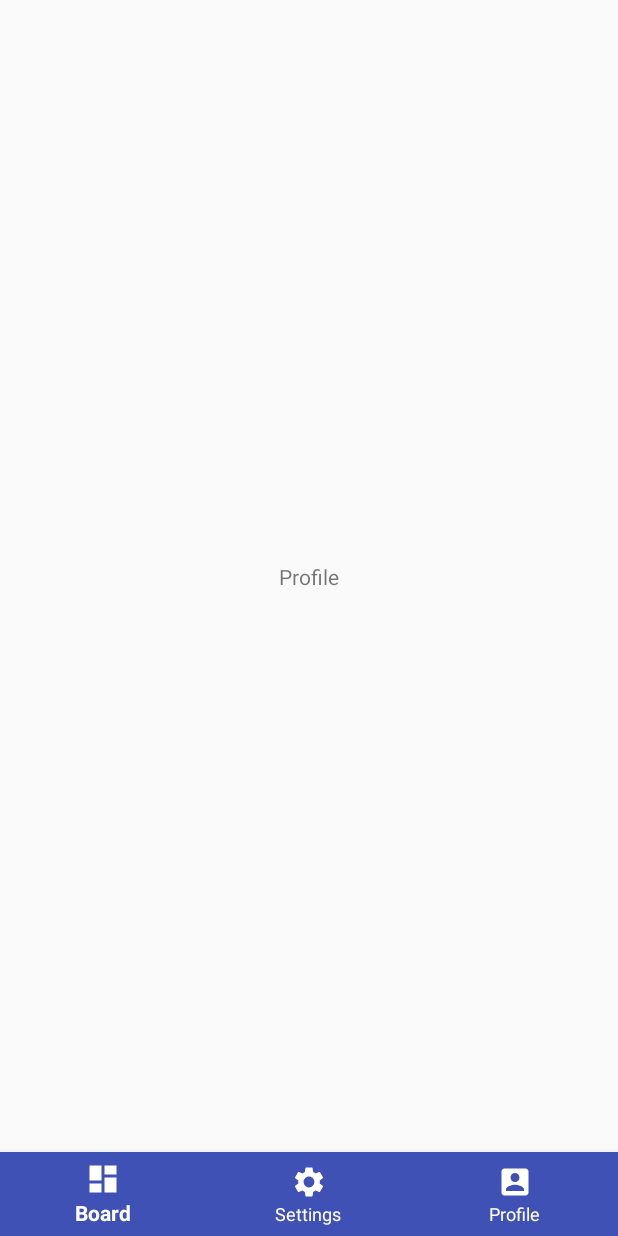
After one commit to RetroFlow/android-client, an Android app: the fragment ProfileFragment placed in its activity, on a phone screen of 412 x 824 dp. The commit adds this screen. Run offline under Robolectric (Android 15) with nearby library versions, the phone set to English and light mode, and no system bars; our stand-ins replace ButterKnife; 2 statements that could not run were skipped.

Commit message:
top level fragments added

```diff
--- /dev/null
+++ b/app/src/main/java/com/example/scame/retroflowmvp/boards/BoardModel.kt
@@ -0,0 +1,3 @@
+package com.example.scame.retroflowmvp.boards
+
+data class BoardModel(val id: String, val name: String, val stage: String)
--- /dev/null
+++ b/app/src/main/java/com/example/scame/retroflowmvp/profile/ProfileFragment.kt
@@ -0,0 +1,19 @@
+package com.example.scame.retroflowmvp.profile
+
+import android.os.Bundle
+import android.support.v4.app.Fragment
+import android.view.LayoutInflater
+import android.view.View
+import android.view.ViewGroup
+import com.example.scame.retroflowmvp.R
+
+class ProfileFragment: Fragment() {
+
+    companion object {
+        fun newInstance() = ProfileFragment()
+    }
+
+    override fun onCreateView(inflater: LayoutInflater, container: ViewGroup?, savedInstanceState: Bundle?): View? {
+        return inflater.inflate(R.layout.profile_fragment, container, false)
+    }
+}
--- a/app/src/main/res/layout/activity_bottom_navigation.xml
+++ b/app/src/main/res/layout/activity_bottom_navigation.xml
@@ -1,19 +1,24 @@
 <?xml version="1.0" encoding="utf-8"?>
-<RelativeLayout xmlns:android="http://schemas.android.com/apk/res/android"
+<LinearLayout xmlns:android="http://schemas.android.com/apk/res/android"
     xmlns:app="http://schemas.android.com/apk/res-auto"
     android:layout_width="match_parent"
-    android:layout_height="match_parent">
+    android:layout_height="match_parent"
+    android:orientation="vertical">
 
-    <!-- Content Container -->
+    <FrameLayout
+        android:id="@+id/container_fl"
+        android:layout_width="match_parent"
+        android:layout_height="0dp"
+        android:layout_weight="1">
+    </FrameLayout>
 
     <android.support.design.widget.BottomNavigationView
         android:id="@+id/bottom_navigation"
         android:layout_width="match_parent"
         android:layout_height="wrap_content"
-        android:layout_alignParentBottom="true"
         app:itemBackground="@color/colorPrimary"
         app:itemIconTint="@android:color/white"
         app:itemTextColor="@android:color/white"
         app:menu="@menu/main_navigation_menu" />
 
-</RelativeLayout>
+</LinearLayout>
--- /dev/null
+++ b/app/src/main/res/layout/boards_fragment.xml
@@ -0,0 +1,6 @@
+<?xml version="1.0" encoding="utf-8"?>
+<android.support.constraint.ConstraintLayout
+    xmlns:android="http://schemas.android.com/apk/res/android" android:layout_width="match_parent"
+    android:layout_height="match_parent">
+
+</android.support.constraint.ConstraintLayout>
--- /dev/null
+++ b/app/src/main/res/layout/profile_fragment.xml
@@ -0,0 +1,18 @@
+<?xml version="1.0" encoding="utf-8"?>
+<android.support.constraint.ConstraintLayout xmlns:android="http://schemas.android.com/apk/res/android"
+    xmlns:app="http://schemas.android.com/apk/res-auto"
+    xmlns:tools="http://schemas.android.com/tools"
+    android:layout_width="match_parent"
+    android:layout_height="match_parent">
+
+    <TextView
+        android:id="@+id/textView"
+        android:layout_width="wrap_content"
+        android:layout_height="wrap_content"
+        android:text="@string/profile"
+        app:layout_constraintBottom_toBottomOf="parent"
+        app:layout_constraintEnd_toEndOf="parent"
+        app:layout_constraintHorizontal_bias="0.5"
+        app:layout_constraintStart_toStartOf="parent"
+        app:layout_constraintTop_toTopOf="parent" />
+</android.support.constraint.ConstraintLayout>
--- a/app/src/main/res/values/styles.xml
+++ b/app/src/main/res/values/styles.xml
@@ -1,7 +1,7 @@
 <resources>
 
     <!-- Base application theme. -->
-    <style name="AppTheme" parent="Theme.AppCompat.Light.DarkActionBar">
+    <style name="AppTheme" parent="Theme.AppCompat.Light.NoActionBar">
         <!-- Customize your theme here. -->
         <item name="colorPrimary">@color/colorPrimary</item>
         <item name="colorPrimaryDark">@color/colorPrimaryDark</item>
```
Also changed, not shown: app/src/main/java/com/example/scame/retroflowmvp/BottomNavigationActivity.kt (+14 -3 lines), app/src/main/java/com/example/scame/retroflowmvp/boards/BoardsFragment.kt (added, +19 -0 lines), app/src/main/java/com/example/scame/retroflowmvp/settings/SettingsFragment.kt (added, +19 -0 lines), app/src/main/res/layout/settings_fragment.xml (added, +18 -0 lines).
